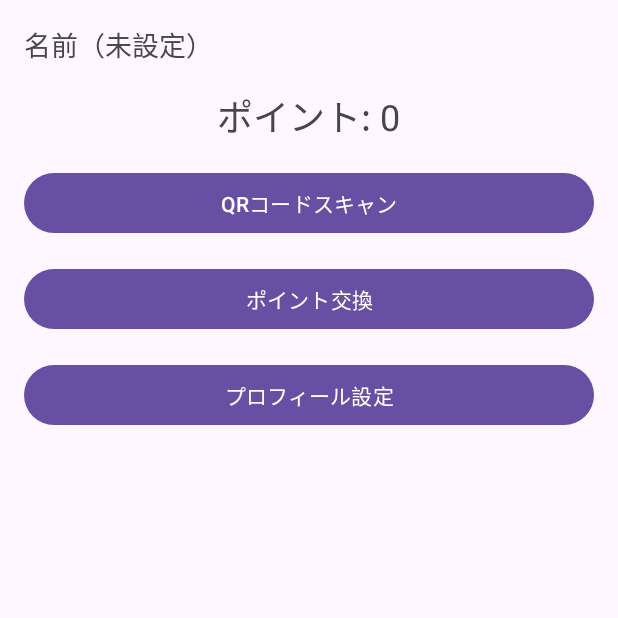
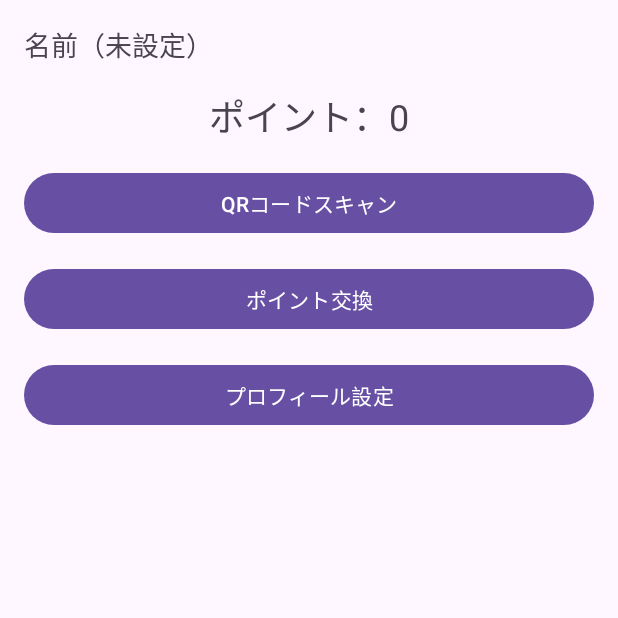
Before and after one commit to yakkyosan/Hypothesis, an Android app: the screen it shows after launch (MainActivity), on a phone screen of 412 x 824 dp, the top half of it. Run offline under Robolectric (Android 15) with nearby library versions, the phone set to English and light mode, and no system bars; our stand-ins replace Room's generated code.

Commit message:
QR読み取りたぶん完成版 ホーム画面に情報を反映

```diff
--- a/app/build.gradle.kts
+++ b/app/build.gradle.kts
@@ -65,6 +65,10 @@ dependencies {
     // LiveDataとViewModel
     implementation("androidx.lifecycle:lifecycle-viewmodel-ktx:2.6.0")
     implementation("androidx.lifecycle:lifecycle-livedata-ktx:2.6.0")
+    implementation("androidx.lifecycle:lifecycle-runtime-ktx:2.6.0")
+
+    // Lifecycle components
+    implementation("androidx.lifecycle:lifecycle-extensions:2.2.0")
 
     // Coroutines
     implementation("org.jetbrains.kotlinx:kotlinx-coroutines-core:1.6.0")
--- a/app/src/main/java/com/example/qr_scanning/dao/ManualUserDao.java
+++ b/app/src/main/java/com/example/qr_scanning/dao/ManualUserDao.java
@@ -1,6 +1,7 @@
 package com.example.qr_scanning.dao;
 
 import android.database.Cursor;
+
 import androidx.sqlite.db.SupportSQLiteOpenHelper;
 import androidx.sqlite.db.SupportSQLiteDatabase;
 import com.example.qr_scanning.model.User;
--- a/app/src/main/java/com/example/qr_scanning/dao/UserDao.java
+++ b/app/src/main/java/com/example/qr_scanning/dao/UserDao.java
@@ -1,5 +1,6 @@
 package com.example.qr_scanning.dao;
 
+import androidx.lifecycle.LiveData;
 import androidx.room.Dao;
 import androidx.room.Insert;
 import androidx.room.OnConflictStrategy;
--- a/app/src/main/java/com/example/qr_scanning/repository/UserRepository.kt
+++ b/app/src/main/java/com/example/qr_scanning/repository/UserRepository.kt
@@ -1,6 +1,7 @@
 // UserRepository.kt
 package com.example.qr_scanning.repository
 
+import androidx.lifecycle.LiveData
 import com.example.qr_scanning.dao.UserDao
 import com.example.qr_scanning.model.User
 
--- a/app/src/main/java/com/example/qr_scanning/ui/MainActivity.kt
+++ b/app/src/main/java/com/example/qr_scanning/ui/MainActivity.kt
@@ -33,11 +33,8 @@ class MainActivity : AppCompatActivity() {
         binding = ActivityMainBinding.inflate(layoutInflater)
         setContentView(binding.root)
 
-        // ユーザー名表示
+        // オブザーバー設定
         setupObservers()
-
-        // ViewModelからポイントデータを監視し、表示を更新
-        observeUserPoints()
 
         // 各ボタンのリスナーを設定
         binding.btnScanQr.setOnClickListener {
@@ -53,6 +50,12 @@ class MainActivity : AppCompatActivity() {
         }
     }
 
+    override fun onResume() {
+        super.onResume()
+        // ユーザー情報の再読み込み
+        mainViewModel.loadUserProfile()
+    }
+
     private fun setupObservers() {
         mainViewModel.userProfile.observe(this) { user ->
             if (user != null) {
@@ -61,15 +64,9 @@ class MainActivity : AppCompatActivity() {
                 binding.tvUserName.text = "名前（未設定）"
             }
         }
-    }
 
-    @SuppressLint("SetTextI18n")
-    @Suppress("DEPRECATION")
-    private fun observeUserPoints() {
-        lifecycleScope.launchWhenStarted {
-            mainViewModel.userPoints.collectLatest { points ->
-                binding.tvPoints.text = "ポイント: $points"
-            }
+        mainViewModel.userPoints.observe(this) { points ->
+            binding.tvPoints.text = "ポイント：$points"
         }
     }
 
--- a/app/src/main/java/com/example/qr_scanning/viewmodel/MainViewModel.kt
+++ b/app/src/main/java/com/example/qr_scanning/viewmodel/MainViewModel.kt
@@ -16,26 +16,16 @@ import kotlinx.coroutines.launch
 
 class MainViewModel(private val userRepository: UserRepository) : ViewModel() {
 
-    private val _userPoints = MutableStateFlow(0)
-    val userPoints: StateFlow<Int> get() = _userPoints
+    private val _userPoints = MutableLiveData<Int>()
+    val userPoints: LiveData<Int> get() = _userPoints
 
     private val _userProfile = MutableLiveData<User?>()
     val userProfile: LiveData<User?> get() = _userProfile
 
     init {
-        fetchUserPoints()
-    }
-
-    init {
         loadUserProfile()
     }
 
-    private fun fetchUserPoints() {
-        viewModelScope.launch {
-            val user = userRepository.getUser(1) // ID 1のユーザーを取得
-            _userPoints.value = user?.points ?: 0
-        }
-    }
     fun loadUserProfile() {
         CoroutineScope(Dispatchers.IO).launch {
             var user = userRepository.getUser(1)
@@ -44,6 +34,7 @@ class MainViewModel(private val userRepository: UserRepository) : ViewModel() {
                 userRepository.insertUser(user)
             }
             _userProfile.postValue(user)
+            _userPoints.postValue(user.points)
         }
     }
 }
--- /dev/null
+++ b/app/src/main/res/values/spots.xml
@@ -0,0 +1,2 @@
+<?xml version="1.0" encoding="utf-8"?>
+<resources></resources>
```
